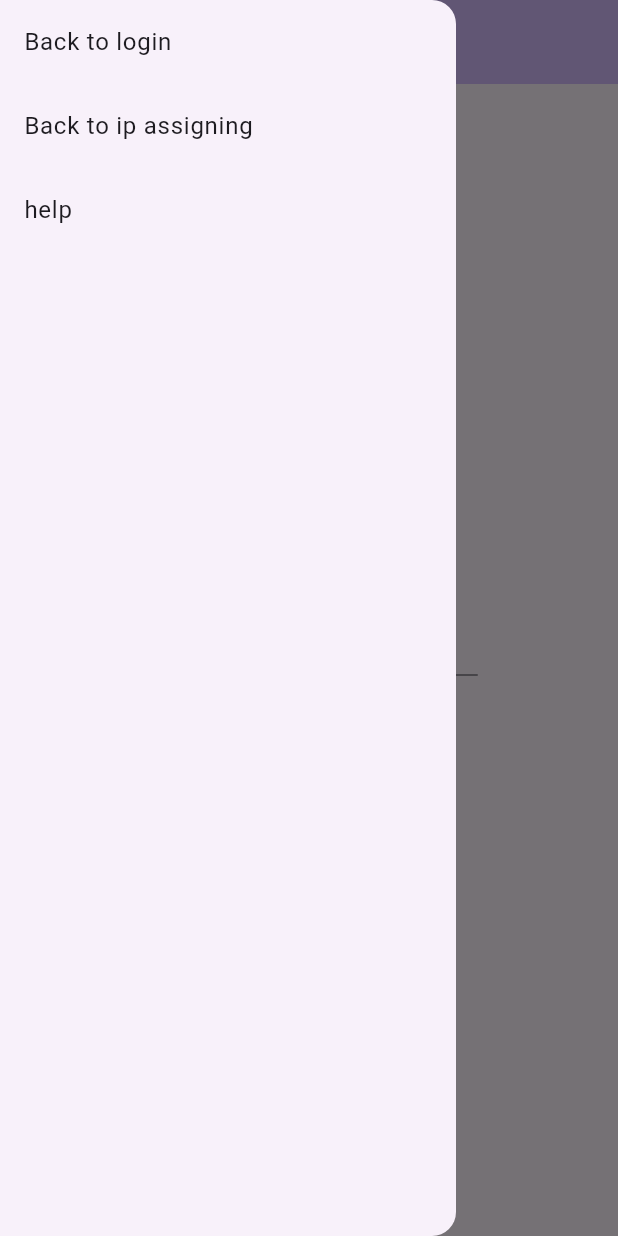
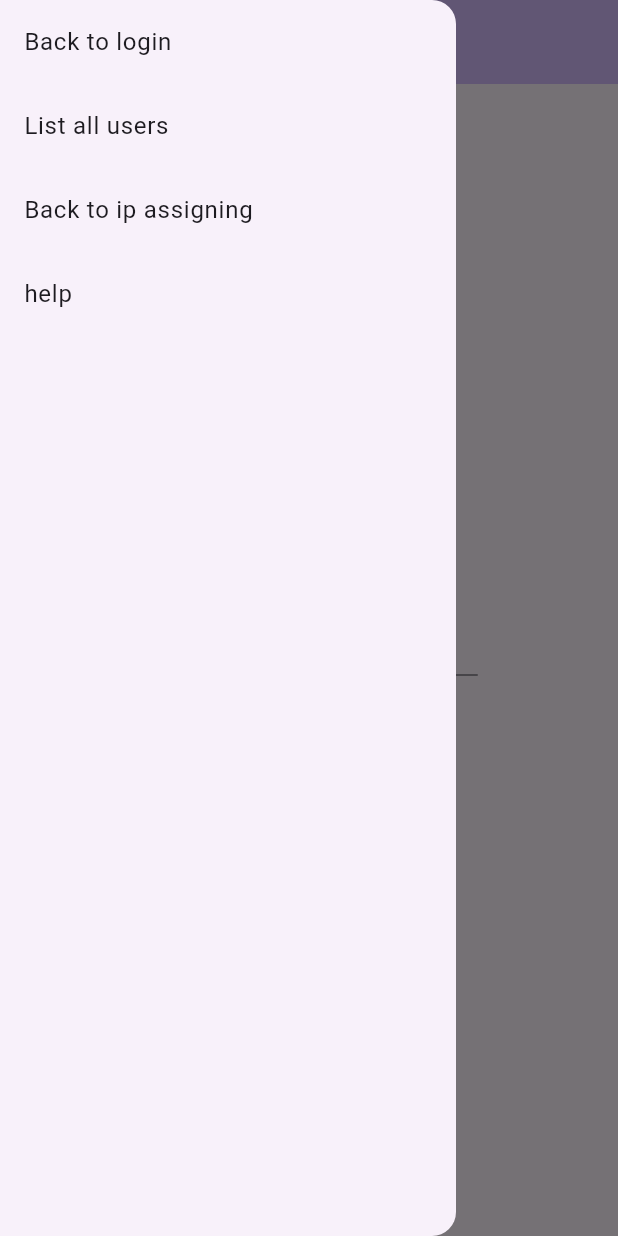
Before and after one commit to Nikorasukun/FlutterChat, a Flutter app: the screen it shows after launch, with the side drawer open, on a phone screen of 412 x 824 dp. Run offline on Flutter 3.47's test engine with Material 3 defaults, Android fonts, the phone set to English and light mode, and no system bars; our stand-ins replace cool_alert, firebase_auth, firebase_core, flutter_chat_types, flutter_chat_ui, flutter_signin_button and 2 more; accounts and stored records are empty; network calls fail.

```diff
--- a/lib/main.dart
+++ b/lib/main.dart
@@ -74,7 +74,7 @@ class _MyHomePageState extends State<MyHomePage> {
   late String serverIp;
 
   //lista di autori totali, da togliere una volta fatto fetch google TODO
-  List<types.User> authors = [];
+  List<dynamic> authors = [];
 
   //lista messaggi di appoggio json
   List<types.Message> _messaggi = [];
@@ -301,6 +301,10 @@ class _MyHomePageState extends State<MyHomePage> {
       });
     });
 
+    socket.on('users', (data) => {
+      authors = data
+    });
+
     socket.on('message', (data) {
       setState(() {
         //creazione messaggio fittizio, dava errore se tenevo lo stesso
@@ -322,6 +326,7 @@ class _MyHomePageState extends State<MyHomePage> {
       });
     });
 
+    socket.emit('list-users');
     _loggati();
   }
 
@@ -355,13 +360,13 @@ class _MyHomePageState extends State<MyHomePage> {
 
       //caso del menu
       case Status.menu:
-        populateAuthors();
+        //populateAuthors();
         return ListView.builder(
           itemCount: authors.length,
           itemBuilder: (context, index) {
             return ListTile(
               leading: Icon(Icons.person),
-              title: Text(authors[index].firstName!),
+              title: Text(authors[index]['displayName']),
               onTap: () => {
                 setState(() {
                   appStatus = Status.inChat;
@@ -392,6 +397,7 @@ class _MyHomePageState extends State<MyHomePage> {
     }
   }
 
+/*
   void populateAuthors() {
     for (int i = 0; i < _messaggi.length; i++) {
       if (!authors
@@ -400,6 +406,7 @@ class _MyHomePageState extends State<MyHomePage> {
       }
     }
   }
+*/
 
   Drawer _buildDrawer() {
     return Drawer(
@@ -413,6 +420,12 @@ class _MyHomePageState extends State<MyHomePage> {
                     _logout();
                   }
                 });
+              },
+            ),
+            ListTile(
+              title: const Text('List all users'),
+              onTap: () {
+                socket.emit('list-users', {});
               },
             ),
             ListTile(
```
